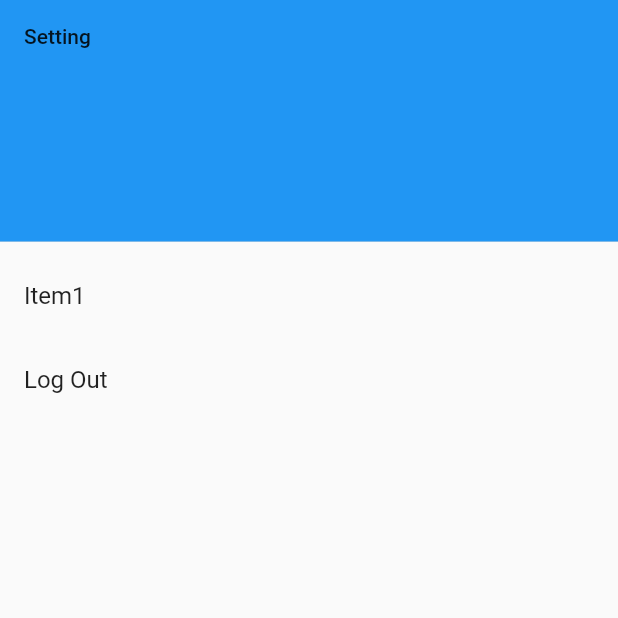
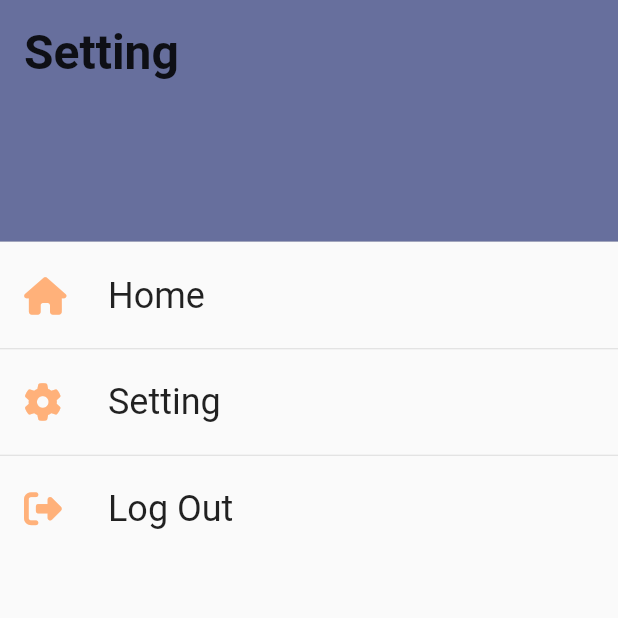
Before and after one commit to Scorpio0712/Moto_rental_app, a Flutter app: the HomePage screen opened directly, after a tap on an icon or button, on a phone screen of 412 x 824 dp, the top half of it. Run offline on Flutter 3.47's test engine with Material 2 defaults, Android fonts, the phone set to English and light mode, and no system bars; our stand-ins replace cloud_firestore, firebase_auth, firebase_core, font_awesome_flutter, google_sign_in; accounts and stored records are empty.

Commit message:
Update google signin and menu button

```diff
--- a/lib/HomePage.dart
+++ b/lib/HomePage.dart
@@ -9,11 +9,6 @@ import 'CarInforPage.dart';
 
 class HomePage extends StatefulWidget {
   final user = FirebaseAuth.instance.currentUser;
-  GoogleSignIn googleSignIn = GoogleSignIn(
-    scopes: [
-      'https://www.googleapis.com/auth/contacts.readonly',
-    ],
-  );
 
   HomePage({
     super.key,
@@ -35,7 +30,10 @@ class _HomePageState extends State<HomePage> {
       appBar: AppBar(
         automaticallyImplyLeading: false,
         backgroundColor: const Color(0xFF2D3250),
-        title: Text('Hello, ${widget.user?.email}'),
+        title: Text(
+          'Hello, ${widget.user?.email}',
+          style: const TextStyle(color: Color(0xffffb17a)),
+        ),
         actions: <Widget>[
           Padding(
             padding: const EdgeInsets.only(right: 20),
@@ -44,13 +42,14 @@ class _HomePageState extends State<HomePage> {
                 Navigator.push(
                   context,
                   MaterialPageRoute(
-                    builder: (context) => MenuButton(context),
+                    builder: (context) => buildButtonMenu(context),
                   ),
                 );
               },
               child: const Icon(
                 FontAwesomeIcons.bars,
                 size: 20,
+                color: Colors.white,
               ),
             ),
           )
@@ -136,27 +135,61 @@ class _HomePageState extends State<HomePage> {
     );
   }
 
-  Widget MenuButton(BuildContext context) {
+  Widget buildButtonMenu(BuildContext context) {
     return Drawer(
       child: ListView(
         padding: EdgeInsets.zero,
         children: [
           const DrawerHeader(
-            decoration: BoxDecoration(color: Colors.blue),
-            child: Text('Setting'),
+            decoration: BoxDecoration(color: Color(0xFF676F9D)),
+            child: Text(
+              'Setting',
+              style: TextStyle(fontSize: 32, fontWeight: FontWeight.bold),
+            ),
           ),
           ListTile(
-            title: const Text('Item1'),
+            leading: const Icon(
+              FontAwesomeIcons.house,
+              size: 25,
+              color: Color(0xffffb17a),
+            ),
+            title: const Text(
+              'Home',
+              style: TextStyle(fontSize: 24),
+            ),
+            visualDensity: const VisualDensity(vertical: 0),
             onTap: () {
               Navigator.pop(context);
             },
           ),
+          const Divider(height: 15),
           ListTile(
-              title: const Text('Log Out'),
-              onTap: () async {
+            leading: const Icon(
+              FontAwesomeIcons.gear,
+              size: 25,
+              color: Color(0xffffb17a),
+            ),
+            title: const Text(
+              'Setting',
+              style: TextStyle(fontSize: 24),
+            ),
+            visualDensity: const VisualDensity(vertical: 0),
+            onTap: () {
+            },
+          ),
+          const Divider(height: 15),
+          ListTile(
+              leading: const Icon(
+                FontAwesomeIcons.rightFromBracket,
+                size: 25,
+                color: Color(0xffffb17a),
+              ),
+              title: const Text(
+                'Log Out',
+                style: TextStyle(fontSize: 24),
+              ),
+              onTap: () {
                 FirebaseAuth.instance.signOut();
-
-                await widget.googleSignIn.signOut();
 
                 Navigator.push(
                   context,
```
Also changed, not shown: lib/LoginPage.dart (+20 -13 lines), 1 other file.
